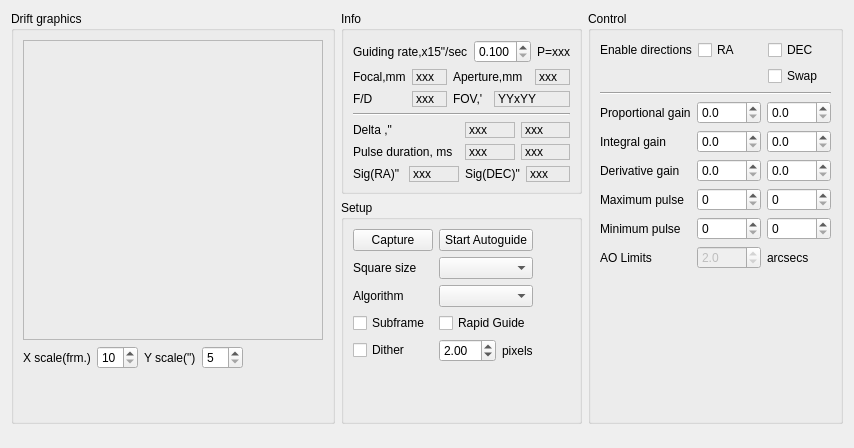
Above: kstars/ekos/guide/guider.ui from KDE/kstars before the change. Below: the same form after it.
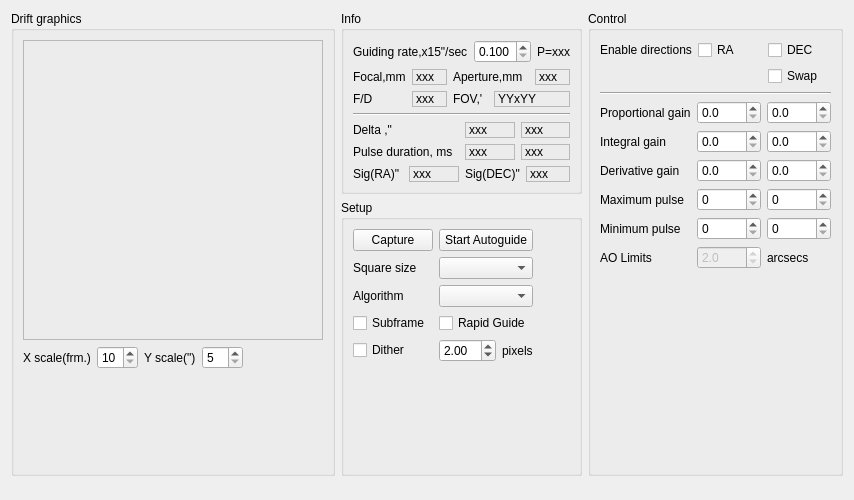
That is the form after the change.

Commit message: Improve readout of debug and log files. Add tooltip to guide module

What changed in the file:
```diff
--- a/kstars/ekos/guide/guider.ui
+++ b/kstars/ekos/guide/guider.ui
@@ -6,8 +6,8 @@
    <rect>
     <x>0</x>
     <y>0</y>
-    <width>827</width>
-    <height>448</height>
+    <width>838</width>
+    <height>500</height>
    </rect>
   </property>
   <property name="sizePolicy">
```
Left out of the diff: 6 changed lines with no effect on the pictures. The commit also changes 2 other files.
